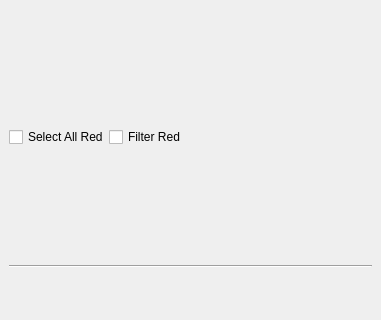
First picture: the form in ui/breakdown.ui, repository iceanimations/breakdown, before the edit; both pictures show x 0 to 381 and y 0 to 320 of the 381 by 559 pixel window.
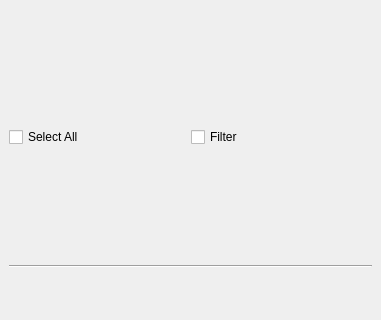
Second picture: the form after the edit.

Commit message: icons added on filterButton and selectAllButton on breakdown.ui

Patch:
```diff
--- a/ui/breakdown.ui
+++ b/ui/breakdown.ui
@@ -33,7 +33,7 @@
          <string>Select all out of date references</string>
         </property>
         <property name="text">
-         <string>Select All Red</string>
+         <string>Select All</string>
         </property>
        </widget>
       </item>
@@ -43,23 +43,10 @@
          <string>Show only out of date references</string>
         </property>
         <property name="text">
-         <string>Filter Red</string>
+         <string>Filter</string>
         </property>
        </widget>
       </item>
-      <item>
-       <spacer name="horizontalSpacer">
-        <property name="orientation">
-         <enum>Qt::Horizontal</enum>
-        </property>
-        <property name="sizeHint" stdset="0">
-         <size>
-          <width>40</width>
-          <height>20</height>
-         </size>
-        </property>
-       </spacer>
-      </item>
      </layout>
     </item>
     <item>
```
Left out of the diff: 4 changed lines with no effect on the pictures. The commit also changes 1 other file.
